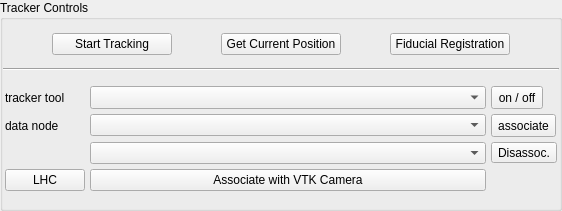
Qt form Code/Gui/MITK/Modules/niftkIGIGui/ToolsGui/TrackerControlsWidget.ui (NifTK/NifTK) before a commit.
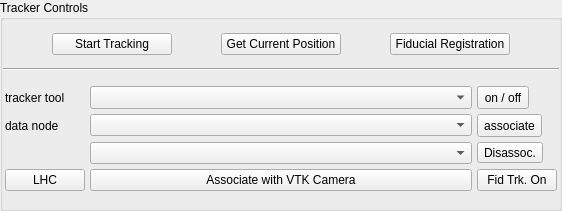
The same form after that commit. Custom widgets are drawn as their Qt base class.

Commit message: Feature #1939 implement gui switch for fid tracking

What changed in the file:
```diff
--- a/Code/Gui/MITK/Modules/niftkIGIGui/ToolsGui/TrackerControlsWidget.ui
+++ b/Code/Gui/MITK/Modules/niftkIGIGui/ToolsGui/TrackerControlsWidget.ui
@@ -222,6 +222,13 @@
             </property>
            </widget>
           </item>
+          <item row="3" column="2">
+           <widget class="QPushButton" name="pushButton_FidTrack">
+            <property name="text">
+             <string>Fid Trk. On</string>
+            </property>
+           </widget>
+          </item>
          </layout>
         </item>
        </layout>
```
The commit also changes 2 other files.
